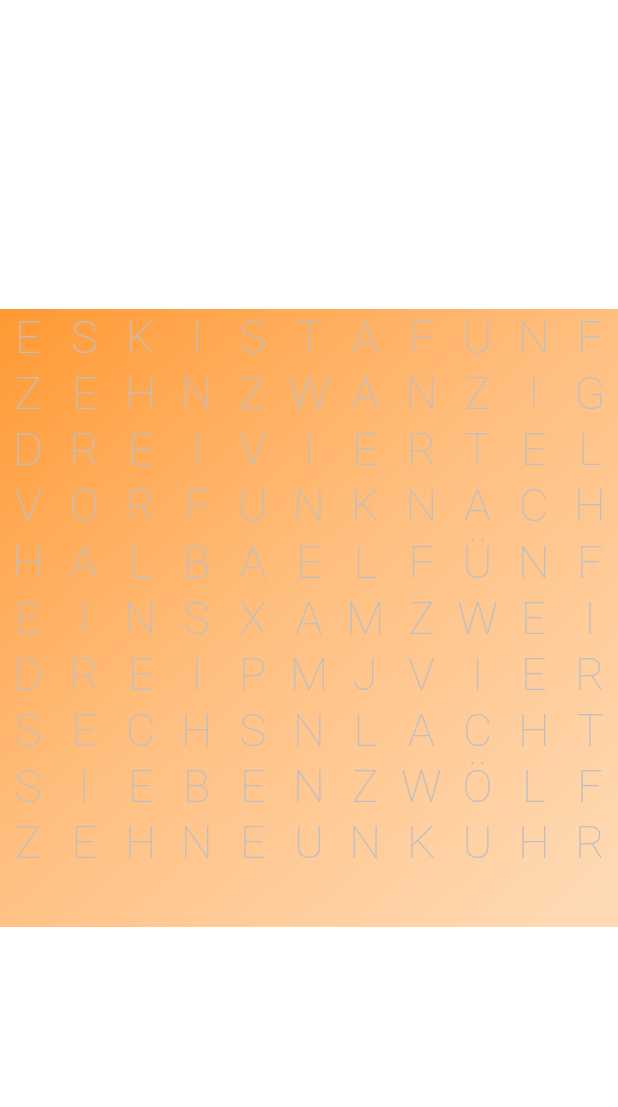
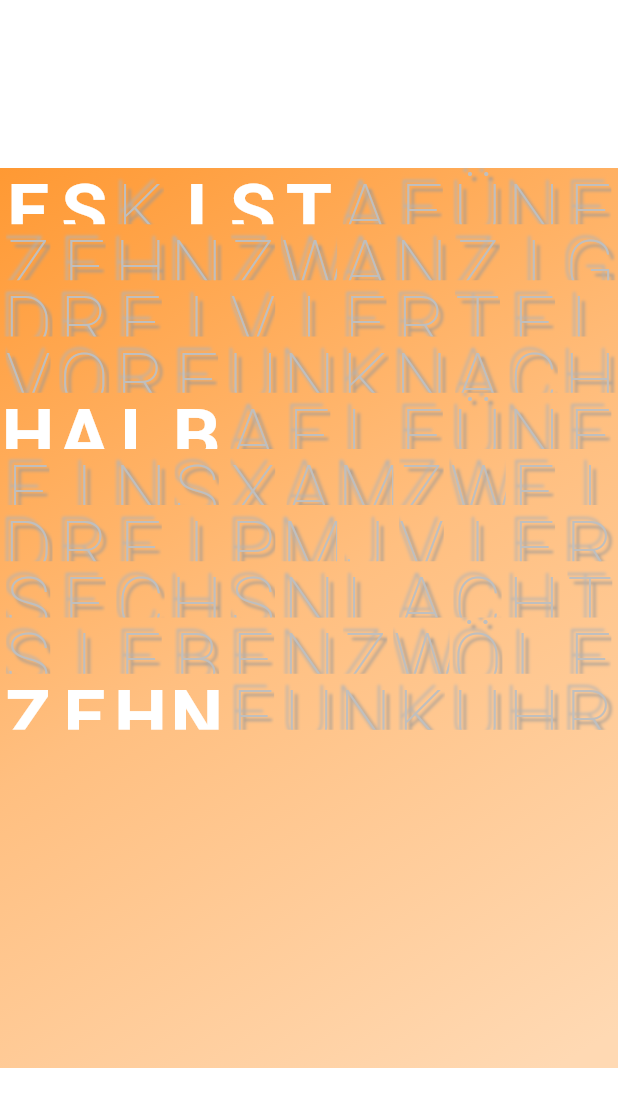
Before and after one commit to RobertNeher/qlocktwo, a Flutter app: the screen it shows after launch, on a phone screen of 412 x 824 dp. Shown: the top 1107 px of the screen. Run offline on Flutter 3.47's test engine with Material 3 defaults, Android fonts, the phone set to English and light mode, and no system bars; our stand-ins replace google_fonts; Roboto replaces fonts that are missing (RobotoFlex).

Commit message:
Release 1.0

```diff
--- a/assets/settings/settings.json
+++ b/assets/settings/settings.json
@@ -1,8 +1,8 @@
 {
   "version": "0.1.0",
   "settings": {
-    "clockSize": 300,
-    "fontSize": 30,
+    "clockSize": 600,
+    "fontSize": 50,
     "backgroundColorOrientation": "CENTER",
     "backgroundColor":[
         "#ff9933",
--- a/lib/src/clock_face.dart
+++ b/lib/src/clock_face.dart
@@ -17,10 +17,10 @@ class _ClockFaceState extends State<ClockFace> {
   int hour = 0;
   int minute = 0;
   String time = '';
-  TextStyle activeStyle = TextStyle();
-  TextStyle inActiveStyle = TextStyle();
+  TextStyle? activeStyle;
+  TextStyle? inActiveStyle;
   List<Widget> tileList = [];
-  DateFormat timeFormat = DateFormat('HH:mm');
+  DateFormat timeFormat = DateFormat('HH');
   String minuteMaskRow = '';
   List minuteMask = [];
   List hourMask = [];
@@ -29,10 +29,10 @@ class _ClockFaceState extends State<ClockFace> {
   void initState() {
     super.initState();
 
-    TextStyle activeStyle = TextStyle(
+    activeStyle = TextStyle(
       fontFamily: widget.settings['font'],
       fontSize: widget.settings['fontSize'].toDouble(),
-      fontWeight: FontWeight.w100,
+      fontWeight: FontWeight.bold,
       color: colorFromString(widget.settings['charColorActive']),
       // shadows: <Shadow>[
       //   Shadow(
@@ -42,41 +42,43 @@ class _ClockFaceState extends State<ClockFace> {
       //   ),
       // ],
     );
-    TextStyle inActiveStyle = TextStyle(
+    inActiveStyle = TextStyle(
       fontFamily: widget.settings['font'],
       fontSize: widget.settings['fontSize'].toDouble(),
-      fontWeight: FontWeight.w100,
+      fontWeight: FontWeight.w200,
       color: colorFromString(widget.settings['charColorInActive']),
-      // shadows: <Shadow>[
-      //   Shadow(
-      //     offset: Offset(10.0, 10.0),
-      //     blurRadius: 3.0,
-      //     color: colorFromString(widget.settings['charShadowColorInActive']),
-      //   ),
-      // ],
+      shadows: <Shadow>[
+        Shadow(
+          offset: Offset(3.0, 3.0),
+          blurRadius: 2.0,
+          color: colorFromString(widget.settings['charShadowColorInActive']),
+        ),
+        Shadow(
+          offset: Offset(-3.0, -3.0),
+          blurRadius: 2.0,
+          color: colorFromString(widget.settings['charShadowColorActive']),
+        ),
+      ],
     );
 
-    time = timeFormat.format(DateTime.now());
-    hour = int.parse(time.substring(0, 2)) % 12;
+    hour = DateTime.now().hour % 12;
     minute = roundMinute(5);
 
-    Timer timer = Timer.periodic(const Duration(seconds: 300), (timer) {
+    Timer timer = Timer.periodic(const Duration(seconds: 1), (timer) {
       setState(() {
-        time = timeFormat.format(DateTime.now());
-        hour = int.parse(time.substring(0, 2)) % 12;
+        hour = DateTime.now().hour % 12;
+        minute = roundMinute(5);
 
         if (hour == 0) {
           hour = 1;
         }
-        minute = roundMinute(5);
-
-        if (minute > 60) minute = 0;
       });
     });
   }
 
   @override
   Widget build(BuildContext context) {
+    tileList = <Widget>[];
     minuteMaskRow = '';
     minuteMask =
         widget.settings['fiveMinutesMapping'][(minute / 5).round()][minute
@@ -106,7 +108,6 @@ class _ClockFaceState extends State<ClockFace> {
       }
     }
 
-    print('$hour:$minute');
     return GridView.count(
       shrinkWrap: true,
       primary: true,
```
